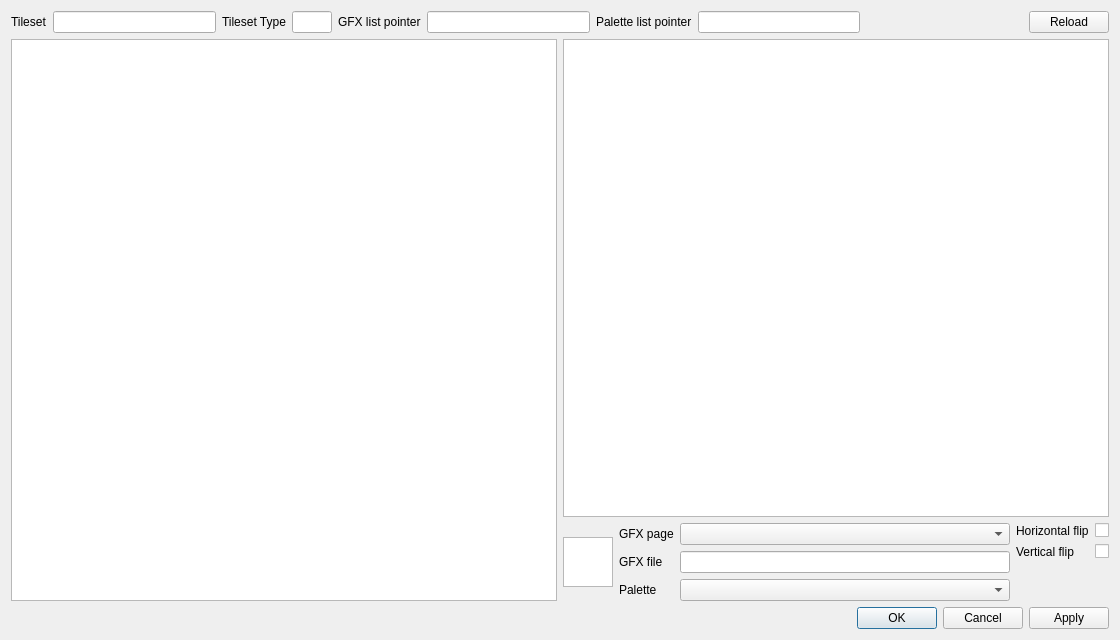
The window that dsvedit/tileset_editor.ui (LagoLunatic/DSVEdit) describes before a commit, drawn with Qt 5.
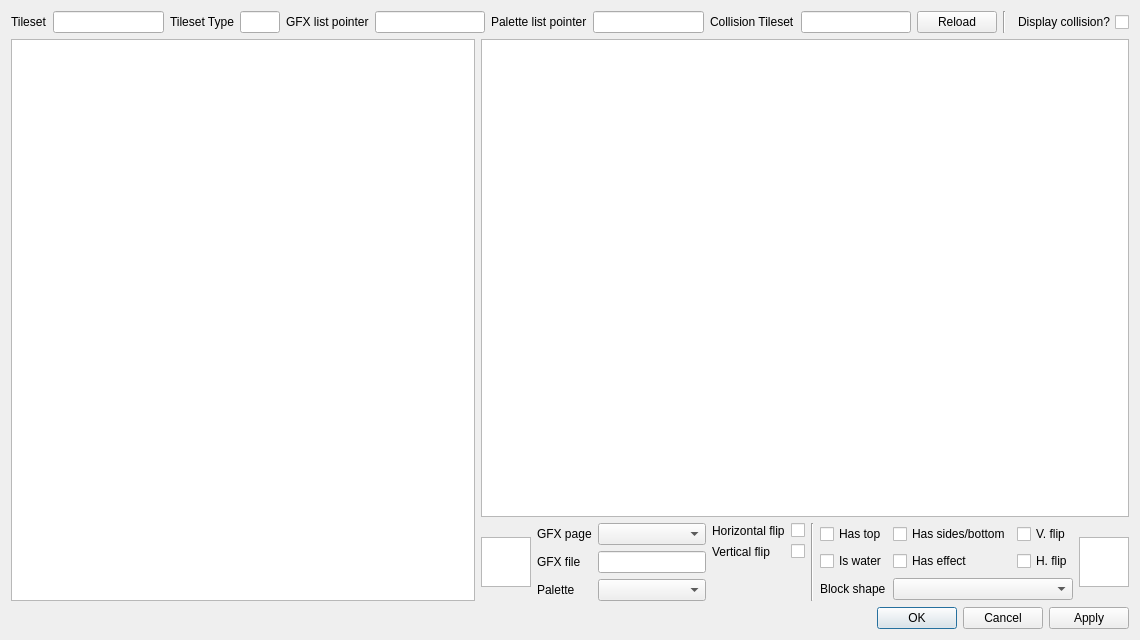
The same window after the commit.

Commit message: Tileset editor: Support editing collision

```diff
--- a/dsvedit/tileset_editor.ui
+++ b/dsvedit/tileset_editor.ui
@@ -6,7 +6,7 @@
    <rect>
     <x>0</x>
     <y>0</y>
-    <width>1120</width>
+    <width>1140</width>
     <height>640</height>
    </rect>
   </property>
@@ -64,17 +64,14 @@
       <widget class="QLineEdit" name="palette_list_pointer"/>
      </item>
      <item>
-      <spacer name="horizontalSpacer">
-       <property name="orientation">
-        <enum>Qt::Horizontal</enum>
+      <widget class="QLabel" name="label_10">
+       <property name="text">
+        <string>Collision Tileset</string>
        </property>
-       <property name="sizeHint" stdset="0">
-        <size>
-         <width>40</width>
-         <height>20</height>
-        </size>
-       </property>
-      </spacer>
+      </widget>
+     </item>
+     <item>
+      <widget class="QLineEdit" name="collision_tileset_pointer"/>
      </item>
      <item>
       <widget class="QPushButton" name="reload_button">
@@ -83,6 +80,23 @@
        </property>
       </widget>
      </item>
+     <item>
+      <widget class="Line" name="line_2">
+       <property name="orientation">
+        <enum>Qt::Vertical</enum>
+       </property>
+      </widget>
+     </item>
+     <item>
+      <widget class="QCheckBox" name="display_collision">
+       <property name="layoutDirection">
+        <enum>Qt::RightToLeft</enum>
+       </property>
+       <property name="text">
+        <string>Display collision?</string>
+       </property>
+      </widget>
+     </item>
     </layout>
    </item>
    <item>
@@ -160,13 +174,9 @@
          </item>
          <item>
           <layout class="QFormLayout" name="formLayout_2">
-           <item row="2" column="0">
-            <widget class="QLabel" name="label_4">
-             <property name="text">
-              <string>Vertical flip</string>
-             </property>
-            </widget>
-           </item>
+           <property name="fieldGrowthPolicy">
+            <enum>QFormLayout::AllNonFixedFieldsGrow</enum>
+           </property>
            <item row="1" column="0">
             <widget class="QLabel" name="label_2">
              <property name="text">
@@ -174,13 +184,6 @@
              </property>
             </widget>
            </item>
-           <item row="2" column="1">
-            <widget class="QCheckBox" name="vertical_flip">
-             <property name="text">
-              <string/>
-             </property>
-            </widget>
-           </item>
            <item row="1" column="1">
             <widget class="QCheckBox" name="horizontal_flip">
              <property name="text">
@@ -188,8 +191,95 @@
              </property>
             </widget>
            </item>
+           <item row="2" column="0">
+            <widget class="QLabel" name="label_4">
+             <property name="text">
+              <string>Vertical flip</string>
+             </property>
+            </widget>
+           </item>
+           <item row="2" column="1">
+            <widget class="QCheckBox" name="vertical_flip">
+             <property name="text">
+              <string/>
+             </property>
+            </widget>
+           </item>
           </layout>
          </item>
+         <item>
+          <widget class="Line" name="line">
+           <property name="orientation">
+            <enum>Qt::Vertical</enum>
+           </property>
+          </widget>
+         </item>
+         <item>
+          <layout class="QGridLayout" name="gridLayout">
+           <item row="0" column="1">
+            <widget class="QCheckBox" name="has_sides_and_bottom">
+             <property name="text">
+              <string>Has sides/bottom</string>
+             </property>
+            </widget>
+           </item>
+           <item row="1" column="1">
+            <widget class="QCheckBox" name="has_effect">
+             <property name="text">
+              <string>Has effect</string>
+             </property>
+            </widget>
+           </item>
+           <item row="2" column="0">
+            <widget class="QLabel" name="label_11">
+             <property name="text">
+              <string>Block shape</string>
+             </property>
+            </widget>
+           </item>
+           <item row="0" column="0">
+            <widget class="QCheckBox" name="has_top">
+             <property name="text">
+              <string>Has top</string>
+             </property>
+            </widget>
+           </item>
+           <item row="1" column="0">
+            <widget class="QCheckBox" name="is_water">
+             <property name="text">
+              <string>Is water</string>
+             </property>
+            </widget>
+           </item>
+           <item row="0" column="2">
+            <widget class="QCheckBox" name="coll_vertical_flip">
+             <property name="text">
+              <string>V. flip</string>
+             </property>
+            </widget>
+           </item>
+           <item row="1" column="2">
+            <widget class="QCheckBox" name="coll_horizontal_flip">
+             <property name="text">
+              <string>H. flip</string>
+             </property>
+            </widget>
+           </item>
+           <item row="2" column="1" colspan="2">
+            <widget class="QComboBox" name="block_shape"/>
+           </item>
+          </layout>
+         </item>
+         <item>
+          <widget class="QGraphicsView" name="selected_tile_collision_graphics_view">
+           <property name="maximumSize">
+            <size>
+             <width>50</width>
+             <height>50</height>
+            </size>
+           </property>
+          </widget>
+         </item>
         </layout>
        </item>
       </layout>
```
The commit also changes 3 other files.
